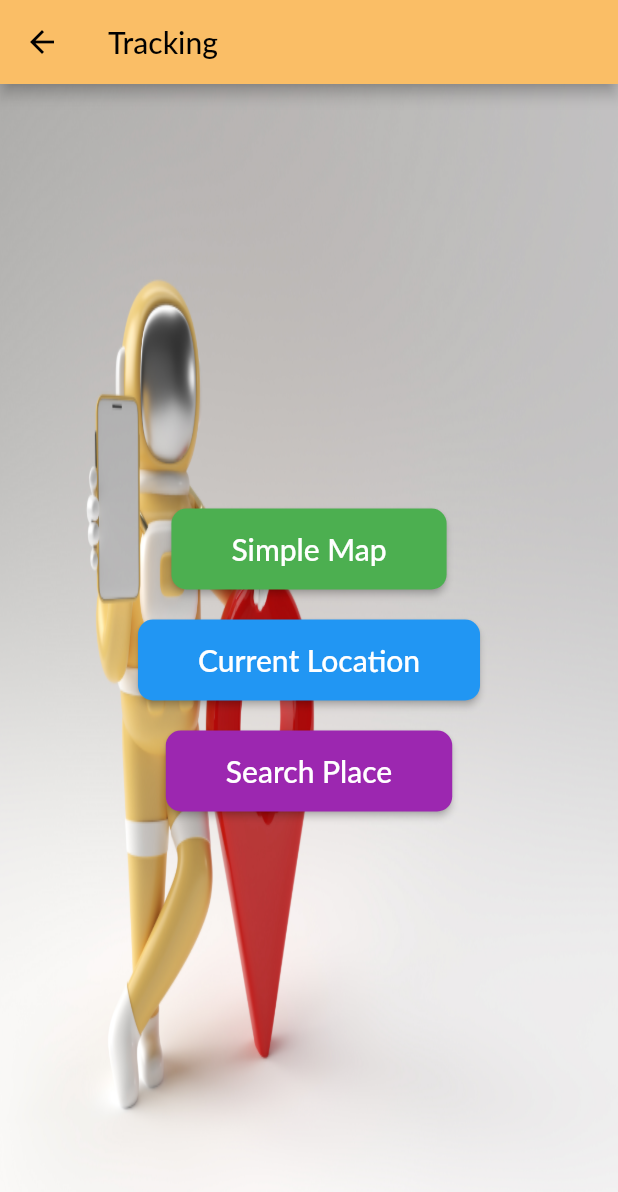
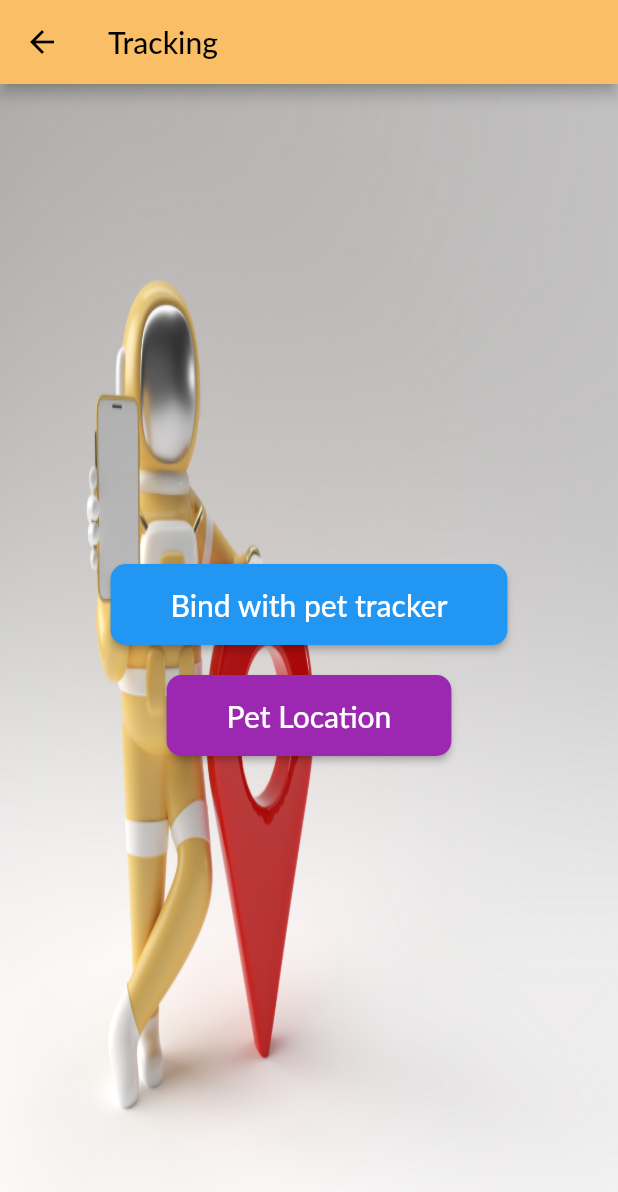
Before and after one commit to KJBotheju/pet, a Flutter app: the Page3 screen opened directly, on a phone screen of 412 x 824 dp. Shown: the top 1192 px of the screen. Run offline on Flutter 3.47's test engine with Material 2 defaults, Android fonts, the phone set to English and light mode, and no system bars; our stand-ins replace carousel_slider, fluttertoast, geolocator, google_maps_flutter, image_picker and 2 more; missing offline and left inert: dart:ffi, flutter_google_places, google_api_headers, google_maps_webservice; accounts and stored records are empty; Roboto replaces fonts that are missing (Lato).

Commit message:
bind sms and tracker

```diff
--- a/lib/all_pages/page3.dart
+++ b/lib/all_pages/page3.dart
@@ -5,6 +5,7 @@ import '../screens/currentLocation_screen.dart';
 import '../screens/searchPlace_screen.dart';
 import '../screens/simpleMap_screen.dart';
 import '../widgets/constant.dart';
+import 'package:url_launcher/url_launcher.dart';
 
 class Page3 extends StatefulWidget {
   @override
@@ -32,7 +33,7 @@ class _Page3State extends State<Page3> {
         child: Column(
           mainAxisAlignment: MainAxisAlignment.center,
           children: [
-            ElevatedButton(
+            /*ElevatedButton(
               onPressed: () {
                 Navigator.of(context).push(MaterialPageRoute(
                   builder: (BuildContext context) {
@@ -94,9 +95,70 @@ class _Page3State extends State<Page3> {
                 ),
               ),
             ),
+            SizedBox(height: 20),*/
+
+            ElevatedButton(
+              onPressed: () {
+                _openMessagingAppToBind();
+              },
+              child: Text(
+                "Bind with pet tracker",
+                style: TextStyle(fontSize: 20),
+              ),
+              style: ElevatedButton.styleFrom(
+                primary: Colors.blue, // Customize the button color
+                padding: EdgeInsets.symmetric(horizontal: 40, vertical: 15),
+                shape: RoundedRectangleBorder(
+                  borderRadius: BorderRadius.circular(10),
+                ),
+              ),
+            ),
+            SizedBox(height: 20),
+            ElevatedButton(
+              onPressed: () {
+                _openMessagingApp();
+              },
+              child: Text(
+                "Pet Location",
+                style: TextStyle(fontSize: 20),
+              ),
+              style: ElevatedButton.styleFrom(
+                primary: Colors.purple, // Customize the button color
+                padding: EdgeInsets.symmetric(horizontal: 40, vertical: 15),
+                shape: RoundedRectangleBorder(
+                  borderRadius: BorderRadius.circular(10),
+                ),
+              ),
+            ),
           ],
         ),
       ),
     );
   }
 }
+
+void _openMessagingApp() async {
+  final recipient = "0723057778"; // Replace with the recipient's phone number
+  final message = "777"; // Replace with your message
+
+  final url = "sms:$recipient?body=$message";
+
+  if (await canLaunch(url)) {
+    await launch(url);
+  } else {
+    throw 'Could not launch $url';
+  }
+}
+
+void _openMessagingAppToBind() async {
+  final recipient = "0723057778"; // Replace with the recipient's phone number
+  final message = "000"; // Replace with your message
+
+  final url = "sms:$recipient?body=$message";
+
+  if (await canLaunch(url)) {
+    await launch(url);
+  } else {
+    throw 'Could not launch $url';
+  }
+}
```
